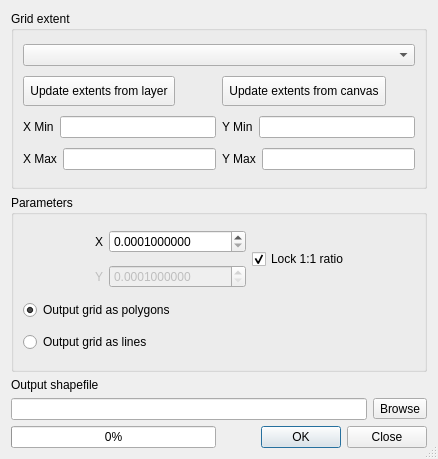
Above: python/plugins/fTools/tools/frmVectorGrid.ui from kadas-albireo/kadas-albireo before the change. Below: the same form after it.
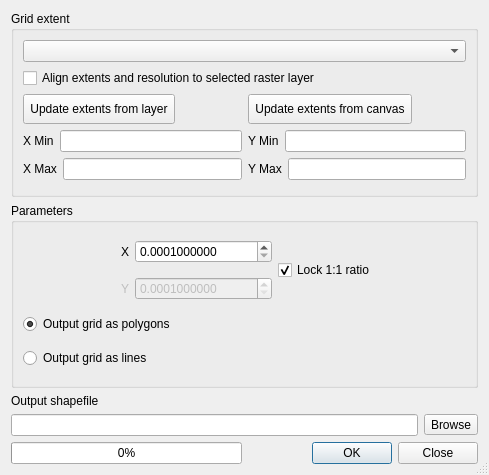
That is the form after the change.

Commit message: ftools vector grid:  Align extents and resolution to selected raster layer

Patch:
```diff
--- a/python/plugins/fTools/tools/frmVectorGrid.ui
+++ b/python/plugins/fTools/tools/frmVectorGrid.ui
@@ -9,8 +9,8 @@
    <rect>
     <x>0</x>
     <y>0</y>
-    <width>438</width>
-    <height>459</height>
+    <width>489</width>
+    <height>475</height>
    </rect>
   </property>
   <property name="windowTitle">
@@ -29,7 +29,7 @@
       <item row="0" column="0" colspan="2">
        <widget class="QComboBox" name="inShape"/>
       </item>
-      <item row="1" column="0">
+      <item row="2" column="0">
        <widget class="QToolButton" name="btnUpdate">
         <property name="minimumSize">
          <size>
@@ -42,7 +42,7 @@
         </property>
        </widget>
       </item>
-      <item row="1" column="1">
+      <item row="2" column="1">
        <widget class="QToolButton" name="btnCanvas">
         <property name="minimumSize">
          <size>
@@ -55,7 +55,7 @@
         </property>
        </widget>
       </item>
-      <item row="2" column="0">
+      <item row="3" column="0">
        <layout class="QHBoxLayout">
         <item>
          <widget class="QLabel" name="label">
@@ -82,7 +82,7 @@
         </item>
        </layout>
       </item>
-      <item row="2" column="1">
+      <item row="3" column="1">
        <layout class="QHBoxLayout">
         <item>
          <widget class="QLabel" name="label_4">
@@ -109,7 +109,7 @@
         </item>
        </layout>
       </item>
-      <item row="3" column="0">
+      <item row="4" column="0">
        <layout class="QHBoxLayout">
         <item>
          <widget class="QLabel" name="label_3">
@@ -136,7 +136,7 @@
         </item>
        </layout>
       </item>
-      <item row="3" column="1">
+      <item row="4" column="1">
        <layout class="QHBoxLayout">
         <item>
          <widget class="QLabel" name="label_5">
@@ -163,6 +163,13 @@
         </item>
        </layout>
       </item>
+      <item row="1" column="0" colspan="2">
+       <widget class="QCheckBox" name="chkAlign">
+        <property name="text">
+         <string>Align extents and resolution to selected raster layer</string>
+        </property>
+       </widget>
+      </item>
      </layout>
     </widget>
    </item>
```
Left out of the diff: 8 changed lines with no effect on the pictures. The commit also changes 1 other file.
